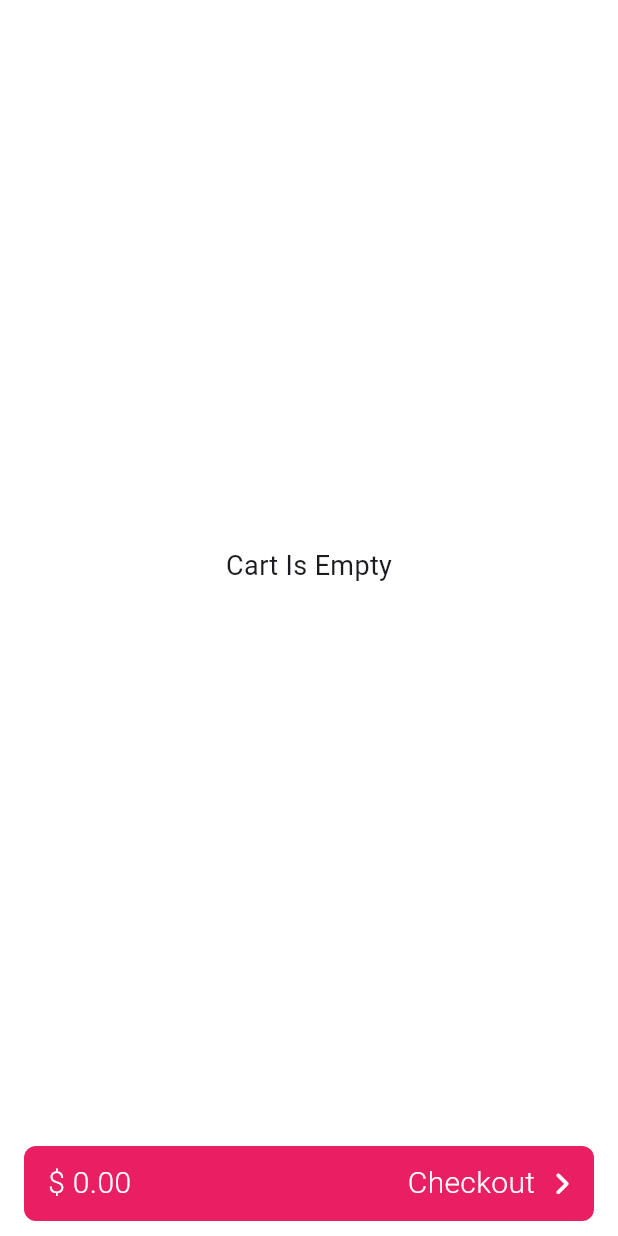
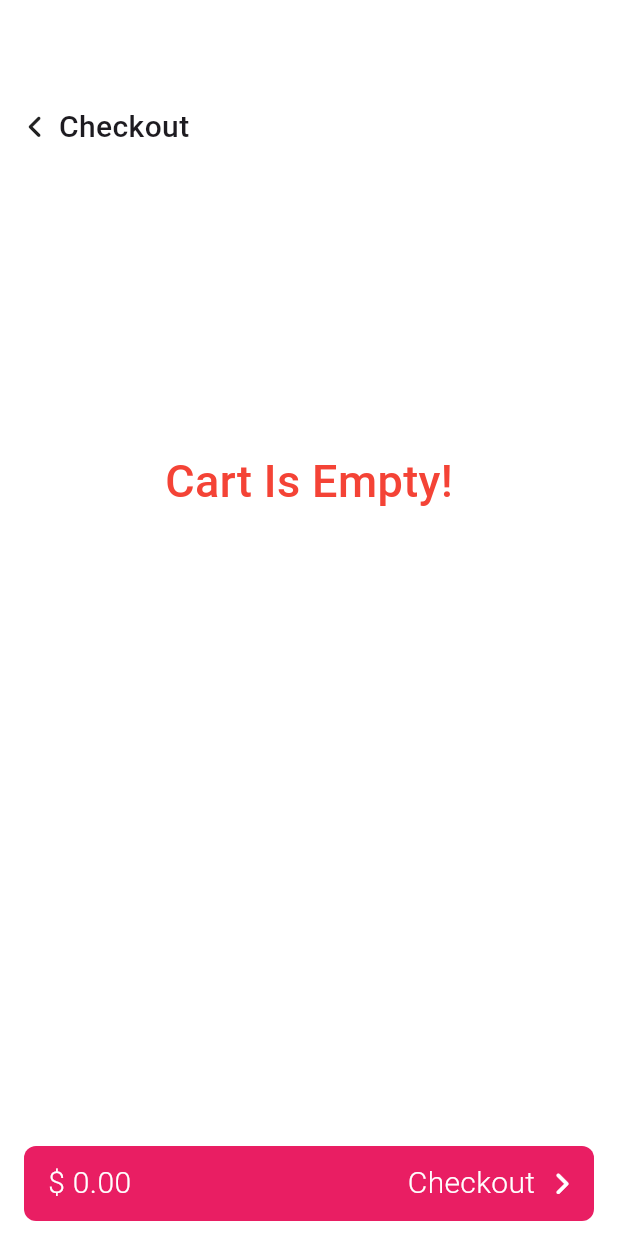
Before and after one commit to aeprodigy/point_of_sale_system, a Flutter app: the HomePage screen opened directly, item 2 of the bottom bar chosen, on a phone screen of 412 x 824 dp. Run offline on Flutter 3.47's test engine with Material 3 defaults, Android fonts, the phone set to English and light mode, and no system bars; our stand-ins replace font_awesome_flutter, pdf, printing.

```diff
--- a/lib/views/pages/home_page.dart
+++ b/lib/views/pages/home_page.dart
@@ -3,6 +3,8 @@ import 'package:font_awesome_flutter/font_awesome_flutter.dart';
 import 'package:point_on_sale_system/providers/cart_provider.dart';
 import 'package:point_on_sale_system/views/screens/cart_screen.dart';
 import 'package:point_on_sale_system/views/screens/home_screen.dart';
+import 'package:point_on_sale_system/views/screens/invoice_bottom_screen.dart';
+import 'package:point_on_sale_system/views/screens/menu_screen.dart';
 import 'package:provider/provider.dart';
 
 class HomePage extends StatefulWidget {
@@ -18,6 +20,8 @@ class _HomePageState extends State<HomePage> {
   final List<Widget> _screens = [
     HomeScreen(),
     CartScreen(),
+    InvoiceBottomScreen(),
+    MenuScreen(),
   ];
 
   // Function to handle tab switching
@@ -36,26 +40,27 @@ class _HomePageState extends State<HomePage> {
           : BottomNavigationBar(
               elevation: 5,
               backgroundColor: Colors.white,
-              currentIndex: _selectedIndex, // Highlight selected tab
-              onTap: _onItemTapped, // Handle tab switch
-              type: BottomNavigationBarType.fixed, // Keeps all icons visible
+              currentIndex: _selectedIndex,
+              onTap: _onItemTapped, // Handle tab switch theze tabs
+              type: BottomNavigationBarType.fixed,
               selectedIconTheme:
-                  const IconThemeData(color: Colors.pink), // Pink icon
+                  const IconThemeData(color: Colors.pink),
               unselectedIconTheme: const IconThemeData(
-                  color: Colors.grey), // Grey for unselected
+                  color: Colors.grey),
 
               selectedLabelStyle: const TextStyle(
                   color: Colors.black,
-                  fontWeight: FontWeight.w400), // Black text
+                  fontWeight: FontWeight.w400),
               unselectedLabelStyle: const TextStyle(color: Colors.grey),
               items: [
                 BottomNavigationBarItem(
                   icon: Icon(Icons.home),
                   label: 'Home',
+
                 ),
                 BottomNavigationBarItem(
                   icon: Stack(
-                    clipBehavior: Clip.none, // Ensures the badge is not clipped
+                    clipBehavior: Clip.none,
                     children: [
                       const FaIcon(FontAwesomeIcons.cartShopping), // Cart icon
 
--- a/lib/views/screens/cart_screen.dart
+++ b/lib/views/screens/cart_screen.dart
@@ -16,7 +16,56 @@ class CartScreen extends StatelessWidget {
     return Scaffold(
       backgroundColor: Colors.white,
       body: cartItem.isEmpty
-          ? Center(child: Text('Cart Is Empty', style: TextStyle(fontSize: 18)))
+          ? Column(
+              children: [
+                SizedBox(height: 70),
+                Padding(
+                  padding: const EdgeInsets.symmetric(horizontal: 18.0),
+                  child: Row(
+                    mainAxisAlignment: MainAxisAlignment.spaceBetween,
+                    children: [
+                      GestureDetector(
+                        onTap: () {
+                          Navigator.push(
+                            context,
+                            MaterialPageRoute(builder: (context) => HomePage()),
+                          );
+                        },
+                        child: Row(
+                          children: [
+                            FaIcon(FontAwesomeIcons.angleLeft, size: 18),
+                            SizedBox(width: 10),
+                            Text(
+                              'Checkout',
+                              style: TextStyle(
+                                  fontSize: 20, fontWeight: FontWeight.w500),
+                            ),
+                          ],
+                        ),
+                      ),
+                    ],
+                  ),
+                ),
+                Column(
+                  mainAxisAlignment: MainAxisAlignment.center,
+                  children: [
+                    SizedBox(
+                      height: 200,
+                    ),
+                    Center(
+                      child: Text(
+                        'Cart Is Empty!',
+                        style: TextStyle(
+                          color: Colors.red,
+                          fontWeight: FontWeight.w500,
+                          fontSize: 30,
+                        ),
+                      ),
+                    )
+                  ],
+                )
+              ],
+            )
           : Column(
               children: [
                 SizedBox(height: 70),
@@ -79,7 +128,7 @@ class CartScreen extends StatelessWidget {
                           child: Row(
                             mainAxisAlignment: MainAxisAlignment.spaceBetween,
                             children: [
-                              // Image & Product Name + Quantity Controls
+                              // Image & Product Name and my Quantity Controls
                               Row(
                                 children: [
                                   Image.asset(
@@ -158,7 +207,7 @@ class CartScreen extends StatelessWidget {
                                   ),
                                 ],
                               ),
-                              // Price & Delete Icon
+                              // Price and thz Delete Icon
                               Column(
                                 crossAxisAlignment: CrossAxisAlignment.end,
                                 children: [
@@ -203,16 +252,49 @@ class CartScreen extends StatelessWidget {
                 ),
               ],
             ),
+
+      //bottom navbar to contain my button
       bottomNavigationBar: Padding(
         padding: const EdgeInsets.symmetric(horizontal: 16.0, vertical: 10),
         child: GestureDetector(
           onTap: () {
+            if (cartProvider.totalPrice > 0) {
               Navigator.push(
                 context,
                 MaterialPageRoute(
                   builder: (context) => CheckOutScreen(),
                 ),
               );
+            }else{
+              ScaffoldMessenger.of(context).showSnackBar(
+                SnackBar(
+                  content: Column(
+                    mainAxisSize: MainAxisSize.min,
+                    children: [
+                      Text(
+                        'Your cart is empty! Add items to proceed.',
+                        style: TextStyle(
+                          color: Colors.white,
+                          fontSize: 16,
+                          fontWeight: FontWeight.bold,
+                        ),
+                        textAlign: TextAlign.center,
+                      ),
+                      SizedBox(height: 8),
+                      LinearProgressIndicator(
+                        backgroundColor: Colors.white24,
+                        valueColor: AlwaysStoppedAnimation<Color>(Colors.white),
+                      ),
+                    ],
+                  ),
+                  backgroundColor: Colors.pink,
+                  behavior: SnackBarBehavior.floating,
+                  margin: EdgeInsets.all(16),
+                  duration: Duration(seconds: 3),
+                ),
+              );
+
+            }
           },
           child: Container(
             height: 50,
--- a/lib/views/screens/check_out_screen.dart
+++ b/lib/views/screens/check_out_screen.dart
@@ -107,7 +107,7 @@ class _CheckOutScreenState extends State<CheckOutScreen> {
 
                 PaymentFields(selectedMethod: selectedMethod),
 
-                SizedBox(height: 40), // Add spacing before bottom bar
+                SizedBox(height: 40),
               ],
             ),
           ),
@@ -119,7 +119,7 @@ class _CheckOutScreenState extends State<CheckOutScreen> {
         padding: const EdgeInsets.symmetric(horizontal: 16.0, vertical: 10),
         child: GestureDetector(
           onTap: () {
-            DateTime orderTime = DateTime.now(); // Get current time
+            DateTime orderTime = DateTime.now(); // here we get the current time
             Navigator.push(
               context,
               MaterialPageRoute(
--- a/pubspec.yaml
+++ b/pubspec.yaml
@@ -39,6 +39,7 @@ dependencies:
   intl: ^0.20.2
   pdf: ^3.11.3
   printing: ^5.14.2
+  flutter_svg: ^2.0.17
 
 dev_dependencies:
   flutter_test:
```
Also changed, not shown: lib/providers/cart_provider.dart (+6 -1 lines), lib/views/screens/invoice_bottom_screen.dart (added, +12 -0 lines), lib/views/screens/invoice_screen.dart (+65 -7 lines), lib/views/screens/menu_screen.dart (added, +12 -0 lines), lib/views/screens/order_details_screen.dart (+7 -1 lines), pubspec.lock, 4 other files. Lines whose indentation alone changed are shown as unchanged.
